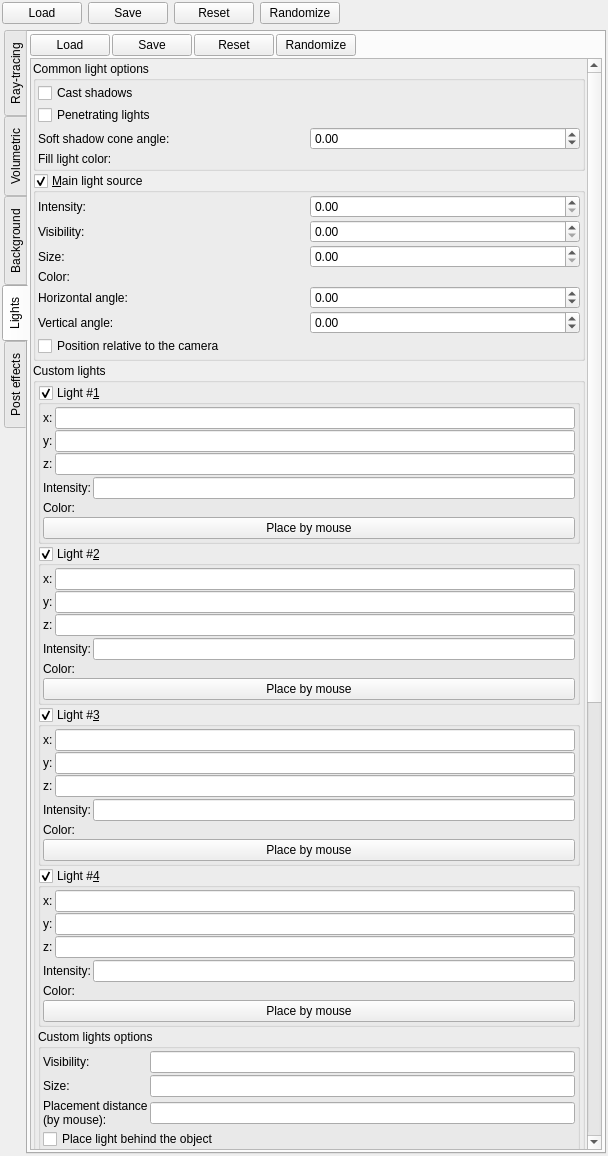
The window that mandelbulber2/qt/dock_effects.ui (buddhi1980/mandelbulber2) describes before a commit, drawn with Qt 5.
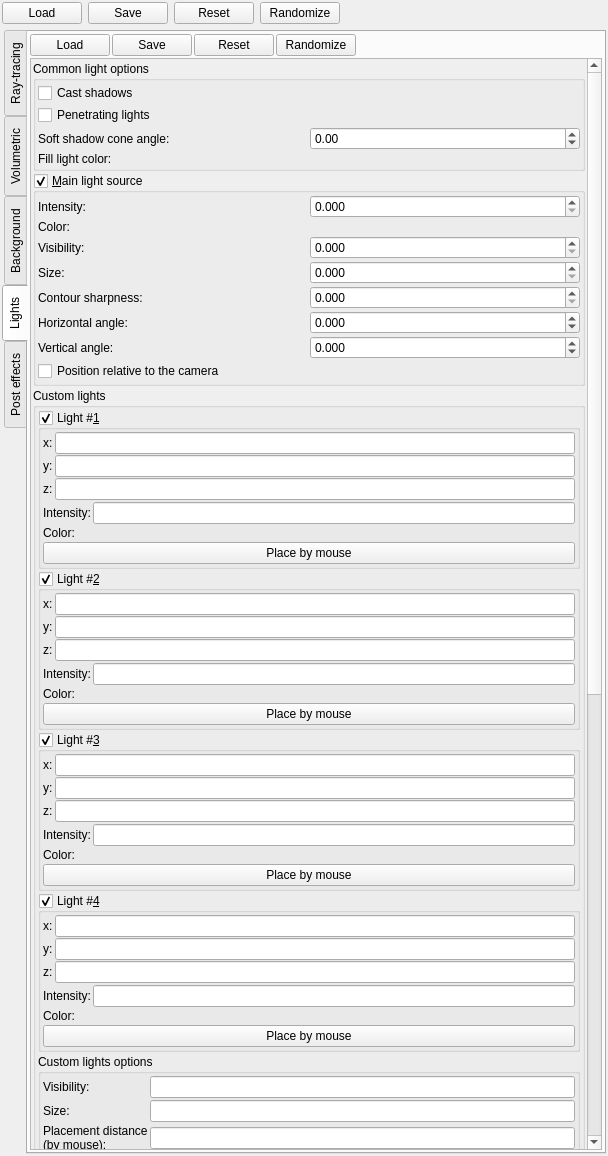
The same window after the commit. The open tabs and pages were chosen to show the change. Icons and pictures are not drawn. Custom widgets are drawn as their Qt base class.

Commit message: Added parameter for main light source contour sharpness

The edit to the form file:
```diff
--- a/mandelbulber2/qt/dock_effects.ui
+++ b/mandelbulber2/qt/dock_effects.ui
@@ -3311,8 +3311,8 @@
            <rect>
             <x>0</x>
             <y>0</y>
-            <width>295</width>
-            <height>1893</height>
+            <width>551</width>
+            <height>1917</height>
            </rect>
           </property>
           <layout class="QVBoxLayout" name="verticalLayout_41">
@@ -3484,7 +3484,79 @@
                 <property name="spacing">
                  <number>2</number>
                 </property>
+                <item row="2" column="0">
+                 <widget class="QLabel" name="label_6">
+                  <property name="text">
+                   <string>Visibility:</string>
+                  </property>
+                 </widget>
+                </item>
+                <item row="6" column="0">
+                 <widget class="QLabel" name="label_10">
+                  <property name="text">
+                   <string>Vertical angle:</string>
+                  </property>
+                 </widget>
+                </item>
+                <item row="3" column="0">
+                 <widget class="QLabel" name="label_5">
+                  <property name="text">
+                   <string>Size:</string>
+                  </property>
+                 </widget>
+                </item>
                 <item row="4" column="0">
+                 <widget class="QLabel" name="label_9">
+                  <property name="text">
+                   <string>Contour sharpness:</string>
+                  </property>
+                 </widget>
+                </item>
+                <item row="6" column="1">
+                 <widget class="MyDoubleSpinBox" name="spinboxd_main_light_beta">
+                  <property name="sizePolicy">
+                   <sizepolicy hsizetype="Minimum" vsizetype="Maximum">
+                    <horstretch>0</horstretch>
+                    <verstretch>0</verstretch>
+                   </sizepolicy>
+                  </property>
+                  <property name="toolTip">
+                   <string>&lt;html&gt;&lt;head/&gt;&lt;body&gt;&lt;p&gt;This parameter moves main light source higher / lower. &lt;/p&gt;&lt;p&gt;When &lt;span style=&quot; font-style:italic;&quot;&gt;Position relative to camera&lt;/span&gt; is off and angle is zero then light is set on X-Y plane (horizon).&lt;/p&gt;&lt;p&gt;When &lt;span style=&quot; font-style:italic;&quot;&gt;Position relative to camera&lt;/span&gt; is on and angle is zero then light is on local horizon. When it's +90, then is over the camera. When it's -90, then is under the camera. &lt;/p&gt;&lt;/body&gt;&lt;/html&gt;</string>
+                  </property>
+                  <property name="frame">
+                   <bool>true</bool>
+                  </property>
+                  <property name="accelerated">
+                   <bool>true</bool>
+                  </property>
+                  <property name="prefix">
+                   <string/>
+                  </property>
+                  <property name="suffix">
+                   <string/>
+                  </property>
+                  <property name="decimals">
+                   <number>3</number>
+                  </property>
+                  <property name="minimum">
+                   <double>-100000.000000000000000</double>
+                  </property>
+                  <property name="maximum">
+                   <double>100000.000000000000000</double>
+                  </property>
+                  <property name="singleStep">
+                   <double>1.000000000000000</double>
+                  </property>
+                 </widget>
+                </item>
+                <item row="1" column="0">
+                 <widget class="QLabel" name="label_15">
+                  <property name="text">
+                   <string>Color:</string>
+                  </property>
+                 </widget>
+                </item>
+                <item row="5" column="0">
                  <widget class="QLabel" name="label_8">
                   <property name="text">
                    <string>Horizontal angle:</string>
@@ -3498,7 +3570,7 @@
                   </property>
                  </widget>
                 </item>
-                <item row="4" column="1">
+                <item row="5" column="1">
                  <widget class="MyDoubleSpinBox" name="spinboxd_main_light_alpha">
                   <property name="sizePolicy">
                    <sizepolicy hsizetype="Minimum" vsizetype="Maximum">
@@ -3519,7 +3591,7 @@
                    <string/>
                   </property>
                   <property name="decimals">
-                   <number>2</number>
+                   <number>3</number>
                   </property>
                   <property name="minimum">
                    <double>-180.000000000000000</double>
@@ -3532,31 +3604,13 @@
                   </property>
                  </widget>
                 </item>
-                <item row="2" column="1">
-                 <widget class="MyDoubleSpinBox" name="spinbox_main_light_visibility_size">
-                  <property name="sizePolicy">
-                   <sizepolicy hsizetype="Minimum" vsizetype="Maximum">
-                    <horstretch>0</horstretch>
-                    <verstretch>0</verstretch>
-                   </sizepolicy>
-                  </property>
+                <item row="1" column="1">
+                 <widget class="MyColorButton" name="colorButton_main_light_colour" native="true">
                   <property name="toolTip">
                    <string>&lt;html&gt;&lt;head/&gt;&lt;body&gt;&lt;p&gt;This parameter sets size of main light which is visible on a &amp;quot;sky&amp;quot;&lt;/p&gt;&lt;/body&gt;&lt;/html&gt;</string>
                   </property>
-                  <property name="prefix">
-                   <string/>
-                  </property>
-                  <property name="suffix">
-                   <string/>
-                  </property>
-                  <property name="decimals">
-                   <number>2</number>
-                  </property>
-                  <property name="maximum">
-                   <double>18000.000000000000000</double>
-                  </property>
-                  <property name="singleStep">
-                   <double>0.100000000000000</double>
+                  <property name="text" stdset="0">
+                   <string>PushButton</string>
                   </property>
                  </widget>
                 </item>
@@ -3578,7 +3632,7 @@
                    <string/>
                   </property>
                   <property name="decimals">
-                   <number>2</number>
+                   <number>3</number>
                   </property>
                   <property name="maximum">
                    <double>1000.000000000000000</double>
@@ -3588,7 +3642,7 @@
                   </property>
                  </widget>
                 </item>
-                <item row="1" column="1">
+                <item row="2" column="1">
                  <widget class="MyDoubleSpinBox" name="spinbox_main_light_visibility">
                   <property name="sizePolicy">
                    <sizepolicy hsizetype="Minimum" vsizetype="Maximum">
@@ -3606,7 +3660,7 @@
                    <string/>
                   </property>
                   <property name="decimals">
-                   <number>2</number>
+                   <number>3</number>
                   </property>
                   <property name="maximum">
                    <double>10000.000000000000000</double>
@@ -3616,78 +3670,62 @@
                   </property>
                  </widget>
                 </item>
-                <item row="2" column="0">
-                 <widget class="QLabel" name="label_5">
-                  <property name="text">
-                   <string>Size:</string>
-                  </property>
-                 </widget>
-                </item>
-                <item row="5" column="0">
-                 <widget class="QLabel" name="label_10">
-                  <property name="text">
-                   <string>Vertical angle:</string>
-                  </property>
-                 </widget>
-                </item>
-                <item row="5" column="1">
-                 <widget class="MyDoubleSpinBox" name="spinboxd_main_light_beta">
-                  <property name="sizePolicy">
-                   <sizepolicy hsizetype="Minimum" vsizetype="Maximum">
-                    <horstretch>0</horstretch>
-                    <verstretch>0</verstretch>
-                   </sizepolicy>
-                  </property>
-                  <property name="toolTip">
-                   <string>&lt;html&gt;&lt;head/&gt;&lt;body&gt;&lt;p&gt;This parameter moves main light source higher / lower. &lt;/p&gt;&lt;p&gt;When &lt;span style=&quot; font-style:italic;&quot;&gt;Position relative to camera&lt;/span&gt; is off and angle is zero then light is set on X-Y plane (horizon).&lt;/p&gt;&lt;p&gt;When &lt;span style=&quot; font-style:italic;&quot;&gt;Position relative to camera&lt;/span&gt; is on and angle is zero then light is on local horizon. When it's +90, then is over the camera. When it's -90, then is under the camera. &lt;/p&gt;&lt;/body&gt;&lt;/html&gt;</string>
-                  </property>
-                  <property name="frame">
-                   <bool>true</bool>
-                  </property>
-                  <property name="accelerated">
-                   <bool>true</bool>
-                  </property>
-                  <property name="prefix">
-                   <string/>
-                  </property>
-                  <property name="suffix">
-                   <string/>
-                  </property>
-                  <property name="decimals">
-                   <number>2</number>
-                  </property>
-                  <property name="minimum">
-                   <double>-100000.000000000000000</double>
-                  </property>
-                  <property name="maximum">
-                   <double>100000.000000000000000</double>
-                  </property>
-                  <property name="singleStep">
-                   <double>1.000000000000000</double>
-                  </property>
-                 </widget>
-                </item>
-                <item row="1" column="0">
-                 <widget class="QLabel" name="label_6">
-                  <property name="text">
-                   <string>Visibility:</string>
-                  </property>
-                 </widget>
-                </item>
-                <item row="3" column="0">
-                 <widget class="QLabel" name="label_7">
-                  <property name="text">
-                   <string>Color:</string>
-                  </property>
-                 </widget>
-                </item>
                 <item row="3" column="1">
-                 <widget class="MyColorButton" name="colorButton_main_light_colour" native="true">
+                 <widget class="MyDoubleSpinBox" name="spinbox_main_light_visibility_size">
+                  <property name="sizePolicy">
+                   <sizepolicy hsizetype="Minimum" vsizetype="Maximum">
+                    <horstretch>0</horstretch>
+                    <verstretch>0</verstretch>
+                   </sizepolicy>
+                  </property>
                   <property name="toolTip">
                    <string>&lt;html&gt;&lt;head/&gt;&lt;body&gt;&lt;p&gt;Color of main light source&lt;/p&gt;&lt;/body&gt;&lt;/html&gt;</string>
                   </property>
-                  <property name="text" stdset="0">
-                   <string>PushButton</string>
+                  <property name="prefix">
+                   <string/>
+                  </property>
+                  <property name="suffix">
+                   <string/>
+                  </property>
+                  <property name="decimals">
+                   <number>3</number>
+                  </property>
+                  <property name="maximum">
+                   <double>18000.000000000000000</double>
+                  </property>
+                  <property name="singleStep">
+                   <double>0.100000000000000</double>
+                  </property>
+                 </widget>
+                </item>
+                <item row="4" column="1">
+                 <widget class="MyDoubleSpinBox" name="spinbox_main_light_contour_sharpness">
+                  <property name="sizePolicy">
+                   <sizepolicy hsizetype="Minimum" vsizetype="Maximum">
+                    <horstretch>0</horstretch>
+                    <verstretch>0</verstretch>
+                   </sizepolicy>
+                  </property>
+                  <property name="toolTip">
+                   <string>&lt;html&gt;&lt;head/&gt;&lt;body&gt;&lt;p&gt;This parameter sets size of main light which is visible on a &amp;quot;sky&amp;quot;&lt;/p&gt;&lt;/body&gt;&lt;/html&gt;</string>
+                  </property>
+                  <property name="prefix">
+                   <string/>
+                  </property>
+                  <property name="suffix">
+                   <string/>
+                  </property>
+                  <property name="decimals">
+                   <number>3</number>
+                  </property>
+                  <property name="maximum">
+                   <double>18000.000000000000000</double>
+                  </property>
+                  <property name="singleStep">
+                   <double>0.010000000000000</double>
+                  </property>
+                  <property name="stepType">
+                   <enum>QAbstractSpinBox::AdaptiveDecimalStepType</enum>
                   </property>
                  </widget>
                 </item>
```
Left out of the diff: 12 changed lines with no effect on the pictures. The commit also changes 8 other files.
